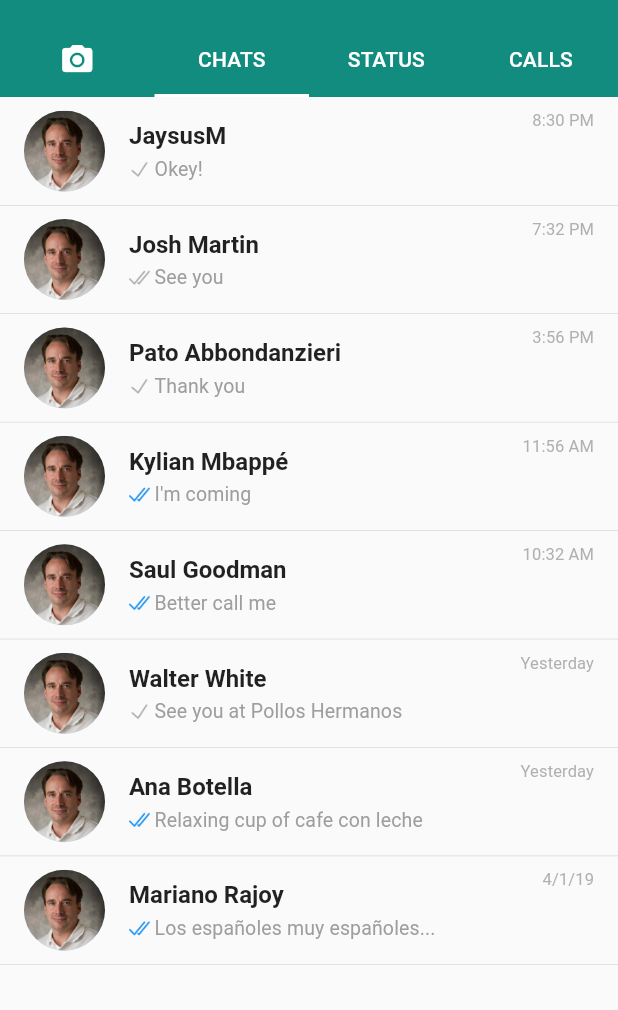
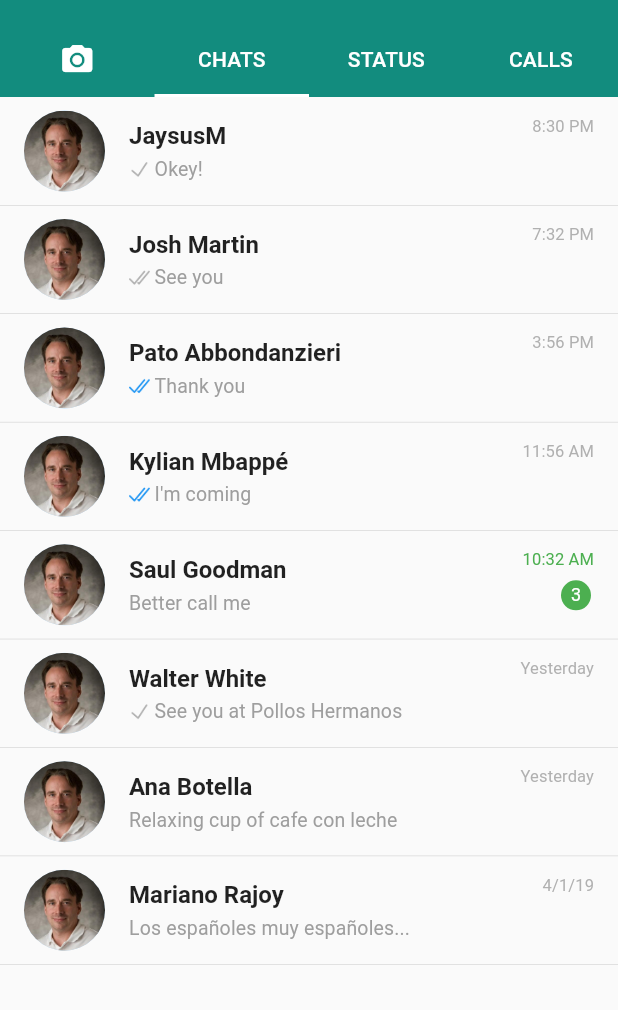
Before and after one commit to JaysusM/Flutter_UIs, a Flutter app: the screen it shows after launch, on a phone screen of 412 x 824 dp, the part 59-1069 px from its top. Run offline on Flutter 3.47's test engine with Material 2 defaults, Android fonts, the phone set to English and light mode, and no system bars.

Commit message:
Add unread messages number (Whatsapp UI)

```diff
--- a/whatsapp_ui/lib/chat_screen.dart
+++ b/whatsapp_ui/lib/chat_screen.dart
@@ -2,7 +2,6 @@ import 'package:flutter/material.dart';
 import 'dummy_data.dart';
 
 class ChatScreen extends StatelessWidget {
-
   @override
   Widget build(BuildContext context) {
     return ListView.builder(
@@ -14,26 +13,57 @@ class ChatScreen extends StatelessWidget {
                 backgroundImage: AssetImage("assets/linus_torvalds.jpeg"),
                 radius: 27.0,
               ),
-            trailing: Container(child: Text(dummyTime[index], style: Theme.of(context).textTheme.subtitle.copyWith(fontSize: 11.0, color: Colors.grey.withOpacity(0.8))),
-            margin: EdgeInsets.only(bottom: 40.0),
+              trailing: Stack(children: <Widget>[
+                Container(
+                  child: Text(dummyTime[index],
+                      style: Theme.of(context).textTheme.subtitle.copyWith(
+                          fontSize: 11.0, color: (dummyNumberOfUnreadMessage[index] == 0) ? Colors.grey.withOpacity(0.8) : Colors.green)),
+                  padding: EdgeInsets.only(bottom: 33.0),
                 ),
-            title: Container(child: Text(dummyNames[index],
-                style: Theme.of(context).textTheme.title.copyWith(fontSize: 16.0)),
+                (dummyNumberOfUnreadMessage[index] != 0)
+                    ? Positioned(
+                        child: CircleAvatar(
+                        radius: 10.0,
+                        child:
+                            Text(dummyNumberOfUnreadMessage[index].toString(), style: TextStyle(color: Colors.white, fontSize: 12.0)),
+                        backgroundColor: Colors.green,
+                      ),
+                  top: 20.0,
+                  right: 2.0,
+                )
+                    : SizedBox(height: 0, width: 0)
+              ]),
+              title: Container(
+                child: Text(dummyNames[index],
+                    style: Theme.of(context)
+                        .textTheme
+                        .title
+                        .copyWith(fontSize: 16.0)),
                 padding: EdgeInsets.only(bottom: 5.0),
               ),
               subtitle: Row(children: <Widget>[
-              Image(image: AssetImage((dummyReadStatus[index] != 1) ? "assets/double_tick.png" : "assets/single_tick.png"), color: (dummyReadStatus[index] == 2) ? Colors.blue : Colors.grey.withOpacity(0.8), height: 14.0, width: 14.0),
-              SizedBox(width: 3.0),
+                (dummyReadStatus[index] != 3)
+                    ? Image(
+                        image: AssetImage((dummyReadStatus[index] != 1)
+                            ? "assets/double_tick.png"
+                            : "assets/single_tick.png"),
+                        color: (dummyReadStatus[index] == 2)
+                            ? Colors.blue
+                            : Colors.grey.withOpacity(0.8),
+                        height: 14.0,
+                        width: 14.0)
+                    : Container(),
+                SizedBox(width: (dummyReadStatus[index] != 3) ? 3.0 : 0.0),
                 Text(dummyMessages[index],
                     style: Theme.of(context)
                         .textTheme
                         .subtitle
                         .copyWith(color: Colors.grey, fontSize: 13.0))
-            ])
-          ),
+              ])),
           decoration: BoxDecoration(
-              border:
-                  Border(bottom: BorderSide(color: Colors.grey.withOpacity(0.6), width: 0.3))),
+              border: Border(
+                  bottom: BorderSide(
+                      color: Colors.grey.withOpacity(0.6), width: 0.3))),
         );
       },
     );
--- a/whatsapp_ui/lib/dummy_data.dart
+++ b/whatsapp_ui/lib/dummy_data.dart
@@ -34,10 +34,21 @@ final List<String> dummyTime = [
 final List<int> dummyReadStatus = [
   1,
   0,
-  1,
   2,
   2,
+  3,
   1,
-  2,
-  2,
+  3,
+  3,
 ];
+
+final List<int> dummyNumberOfUnreadMessage = [
+  0,
+  0,
+  0,
+  0,
+  3,
+  0,
+  0,
+  0,
+];
```
Lines whose indentation alone changed are shown as unchanged.
